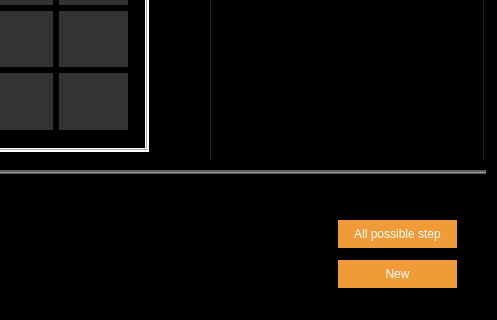
Above: mainwindow.ui from KurokoChu/Sudoku-Full-Crack before the change; both pictures show x 583 to 1080 and y 490 to 810 of the 1080 by 810 pixel window. Below: the same form after it.
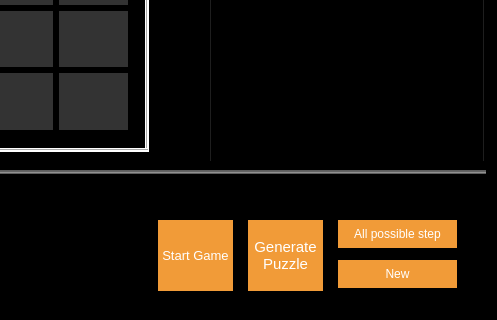
That is the form after the change. Icons and pictures are not drawn.

Patch:
```diff
--- a/mainwindow.ui
+++ b/mainwindow.ui
@@ -2775,6 +2775,67 @@
           <enum>Qt::Horizontal</enum>
          </property>
         </widget>
+        <widget class="QPushButton" name="randomButton">
+         <property name="geometry">
+          <rect>
+           <x>820</x>
+           <y>50</y>
+           <width>75</width>
+           <height>71</height>
+          </rect>
+         </property>
+         <property name="font">
+          <font>
+           <pointsize>11</pointsize>
+          </font>
+         </property>
+         <property name="styleSheet">
+          <string notr="true">QPushButton {
+	color: rgb(255, 255, 255);
+	border:1 px solid gray;
+	background-color: #f19b38;
+}
+
+QPushButton::pressed {
+	background-color: qlineargradient(x1: 0, y1: 0, x2: 0, y2: 1, stop: 0 #dadbde, stop: 1 #f6f7fa);
+}
+</string>
+         </property>
+         <property name="text">
+          <string>Generate
+Puzzle</string>
+         </property>
+        </widget>
+        <widget class="QPushButton" name="startGameButton">
+         <property name="geometry">
+          <rect>
+           <x>730</x>
+           <y>50</y>
+           <width>75</width>
+           <height>71</height>
+          </rect>
+         </property>
+         <property name="font">
+          <font>
+           <pointsize>10</pointsize>
+          </font>
+         </property>
+         <property name="styleSheet">
+          <string notr="true">QPushButton {
+	color: rgb(255, 255, 255);
+	border:1 px solid gray;
+	background-color: #f19b38;
+}
+
+QPushButton::pressed {
+	background-color: qlineargradient(x1: 0, y1: 0, x2: 0, y2: 1, stop: 0 #dadbde, stop: 1 #f6f7fa);
+}
+</string>
+         </property>
+         <property name="text">
+          <string>Start Game</string>
+         </property>
+        </widget>
        </widget>
       </item>
      </layout>
```
